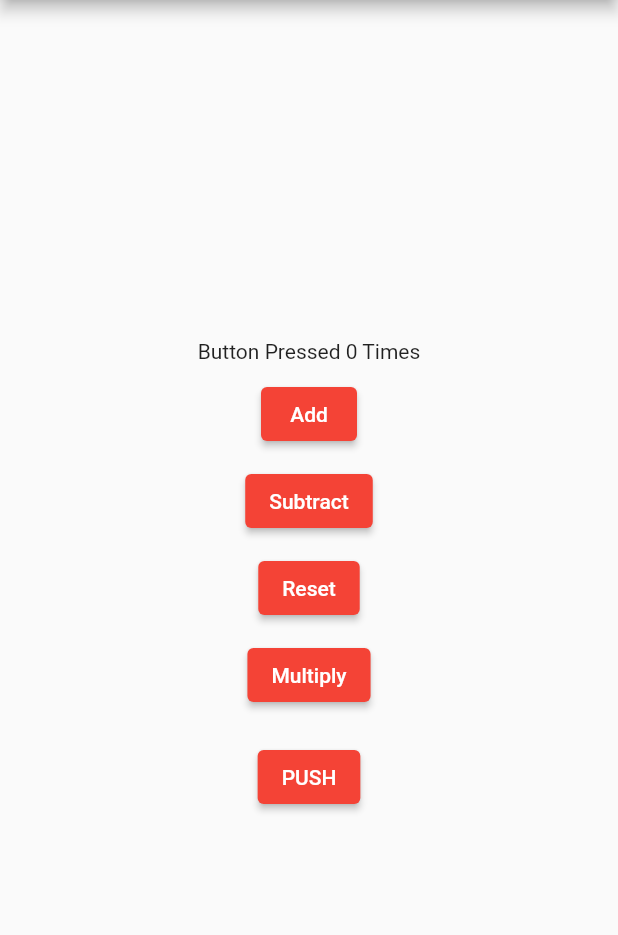
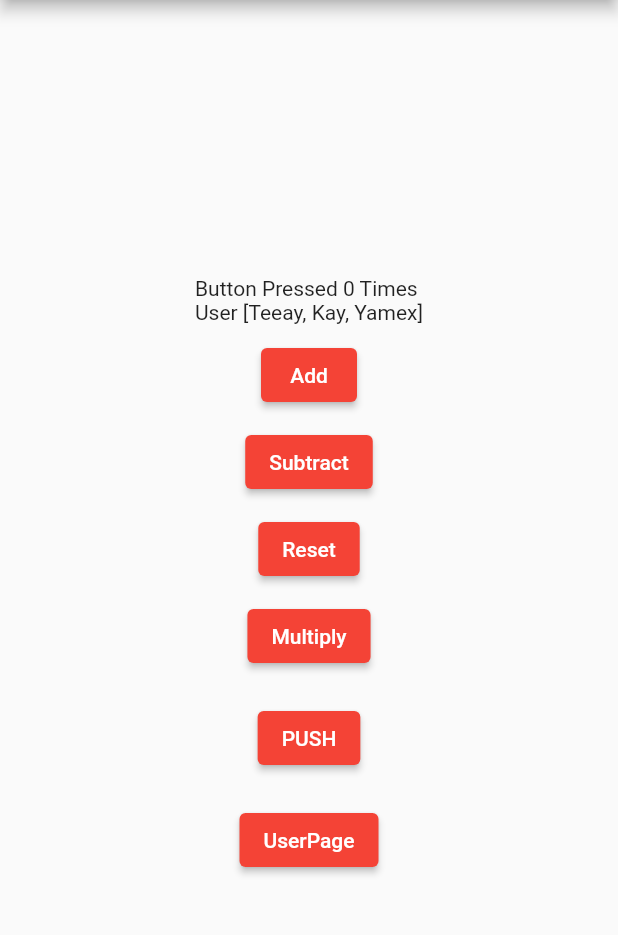
Before and after one commit to Eagletofficial/provider, a Flutter app: the screen it shows after launch, on a phone screen of 412 x 824 dp, the part 84-1019 px from its top. Run offline on Flutter 3.47's test engine with Material 2 defaults, Android fonts, the phone set to English and light mode, and no system bars.

Commit message:
Added my project

```diff
--- /dev/null
+++ b/lib/counter_provider/Userpage.dart
@@ -0,0 +1,45 @@
+import 'package:flutter/material.dart';
+import 'package:provider/provider.dart';
+import 'package:providers/counter_provider/counter.dart';
+import 'package:providers/counter_provider/newcounter.dart';
+
+class UserPage extends StatefulWidget {
+  const UserPage({super.key});
+
+  @override
+  State<UserPage> createState() => _UserPageState();
+}
+
+class _UserPageState extends State<UserPage> {
+  @override
+  Widget build(BuildContext context) {
+    return Scaffold(
+      body: Center(
+        child: Column(
+          mainAxisAlignment: MainAxisAlignment.center,
+          children: [
+            Text(
+                'Button Pressed ${context.watch<Counter>().count} Times\nUser ${context.watch<User>().user}'),
+            const SizedBox(height: 10),
+            ElevatedButton(
+              onPressed: (() => context.read<User>().addUser("david")),
+              child: const Text('Add User'),
+            ),
+            const SizedBox(height: 10),
+            ElevatedButton(
+              onPressed: (() => context.read<User>().removeUser('david')),
+              child: const Text('Remove User'),
+            ),
+            const SizedBox(height: 10),
+            ElevatedButton(
+              onPressed: (() {
+                Navigator.of(context).pop();
+              }),
+              child: const Text('Back'),
+            ),
+          ],
+        ),
+      ),
+    );
+  }
+}
--- a/lib/counter_provider/homeoage.dart
+++ b/lib/counter_provider/homeoage.dart
@@ -1,6 +1,8 @@
 import 'package:flutter/material.dart';
 import 'package:provider/provider.dart';
+import 'package:providers/counter_provider/Userpage.dart';
 import 'package:providers/counter_provider/counter.dart';
+import 'package:providers/counter_provider/newcounter.dart';
 import 'package:providers/counter_provider/secondpage.dart';
 
 class MyProvider extends StatefulWidget {
@@ -15,14 +17,14 @@ class _MyProviderState extends State<MyProvider> {
   Widget build(BuildContext context) {
     return Scaffold(
       appBar: AppBar(
-        title:  Text('PROVIDER ${context.watch<Counter>().count}'),
+        title: Text('PROVIDER ${context.watch<Counter>().count}'),
         centerTitle: true,
       ),
       body: Center(
         child: Column(
           mainAxisAlignment: MainAxisAlignment.center,
           children: [
-            Text('Button Pressed ${context.watch<Counter>().count} Times'),
+            Text('Button Pressed ${context.watch<Counter>().count} Times\nUser ${context.watch<User>().user}'),
             const SizedBox(height: 10),
             ElevatedButton(
               onPressed: (() => context.read<Counter>().add()),
@@ -51,10 +53,17 @@ class _MyProviderState extends State<MyProvider> {
               }),
               child: const Text('PUSH'),
             ),
+            SizedBox(height: 20),
+            ElevatedButton(
+              onPressed: (() {
+                Navigator.of(context).push(
+                    MaterialPageRoute(builder: (context) => const UserPage()));
+              }),
+              child: const Text('UserPage'),
+            ),
           ],
         ),
       ),
-
     );
   }
 }
--- /dev/null
+++ b/lib/counter_provider/newcounter.dart
@@ -0,0 +1,17 @@
+import 'package:flutter/cupertino.dart';
+
+class User extends ChangeNotifier {
+  final List<String> _user = ['Teeay', 'Kay', 'Yamex'];
+  int get number => user.length;
+  List<String> get user => _user;
+
+  void addUser(String user) {
+    _user.add(user);
+    notifyListeners();
+  }
+
+  void removeUser(String user) {
+    _user.remove(user);
+    notifyListeners();
+  }
+}
--- a/lib/main.dart
+++ b/lib/main.dart
@@ -24,11 +24,13 @@
 import 'package:flutter/material.dart';
 import 'package:provider/provider.dart';
 import 'package:providers/counter_provider/counter.dart';
+import 'package:providers/counter_provider/newcounter.dart';
 import 'counter_provider/homeoage.dart';
 
 void main() {
   runApp(MultiProvider(providers: [
     ChangeNotifierProvider(create: (_)=>Counter()),
+    ChangeNotifierProvider(create: (_)=>User()),
   ],
   child: const Provider(),
   ));
```
